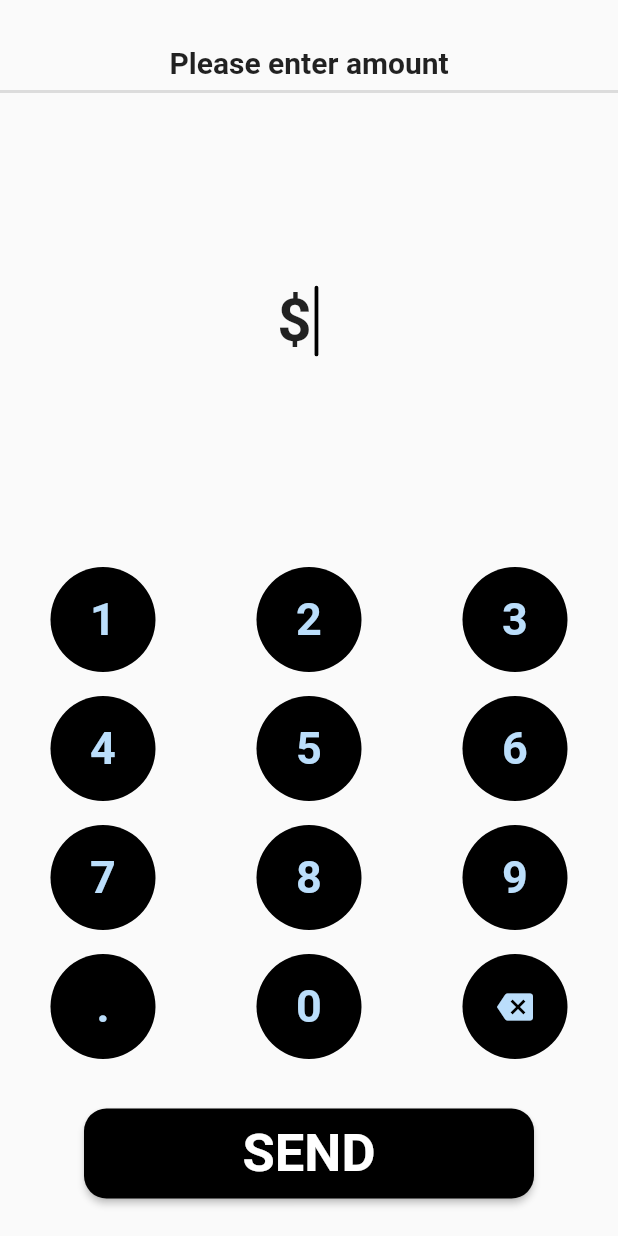
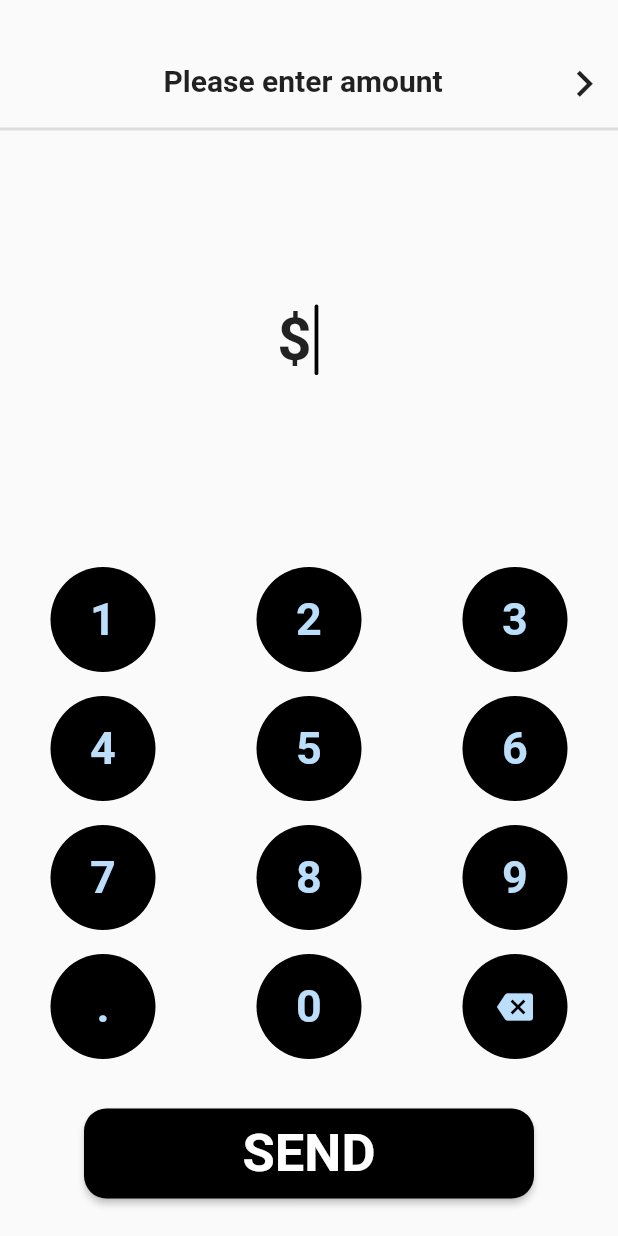
Before and after one commit to austinevick/flutter_custom_in_app_keyboard, a Flutter app: the screen it shows after launch, on a phone screen of 412 x 824 dp. Run offline on Flutter 3.47's test engine with Material 2 defaults, Android fonts, the phone set to English and light mode, and no system bars.

Commit message:
modified:   lib/screen/amount_input_screen.dart

```diff
--- a/lib/screen/amount_input_screen.dart
+++ b/lib/screen/amount_input_screen.dart
@@ -1,5 +1,6 @@
 import 'package:flutter/material.dart';
 import 'package:flutter_custom_keyboard/constant.dart';
+import 'package:flutter_custom_keyboard/screen/otp_keyboard_screen.dart';
 import 'package:flutter_custom_keyboard/widget/custom_button.dart';
 
 import '../widget/amount_container.dart';
@@ -35,9 +36,24 @@ class _AmountInputScreenState extends State<AmountInputScreen> {
           child: Column(
         children: [
           const SizedBox(height: 30),
-          const Text(
-            'Please enter amount',
-            style: TextStyle(fontSize: 20, fontWeight: FontWeight.bold),
+          Row(
+            mainAxisAlignment: MainAxisAlignment.spaceBetween,
+            children: [
+              const SizedBox(
+                height: 40,
+                width: 40,
+              ),
+              const Text(
+                'Please enter amount',
+                style: TextStyle(fontSize: 20, fontWeight: FontWeight.bold),
+              ),
+              IconButton(
+                  onPressed: () {
+                    Navigator.of(context).push(MaterialPageRoute(
+                        builder: (ctx) => const OTPKeyboardScreen()));
+                  },
+                  icon: Icon(Icons.navigate_next, size: 35))
+            ],
           ),
           const Divider(thickness: 2),
           const SizedBox(height: 25),
```
